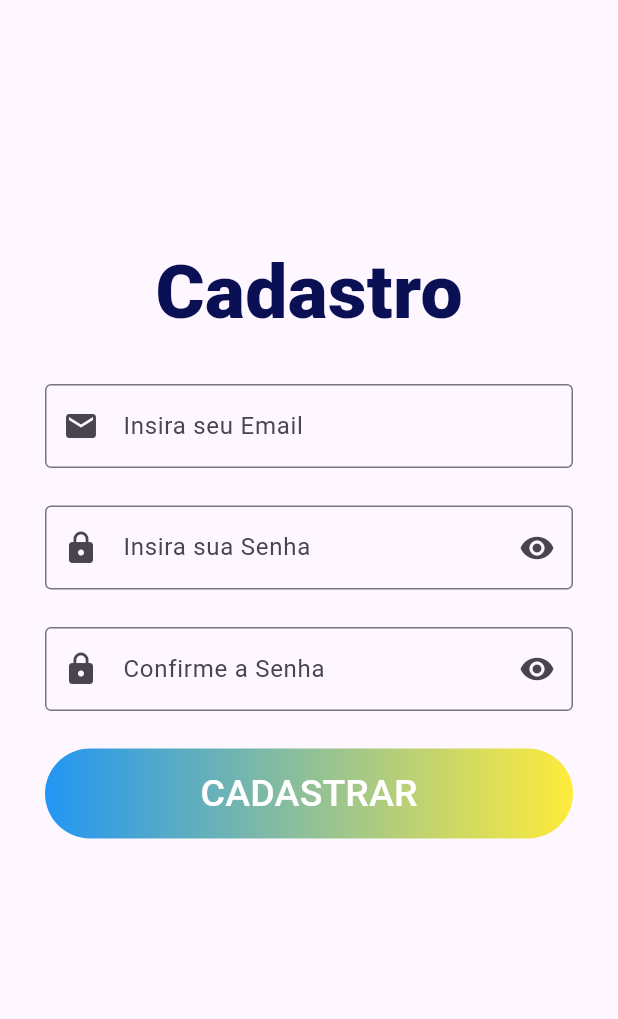
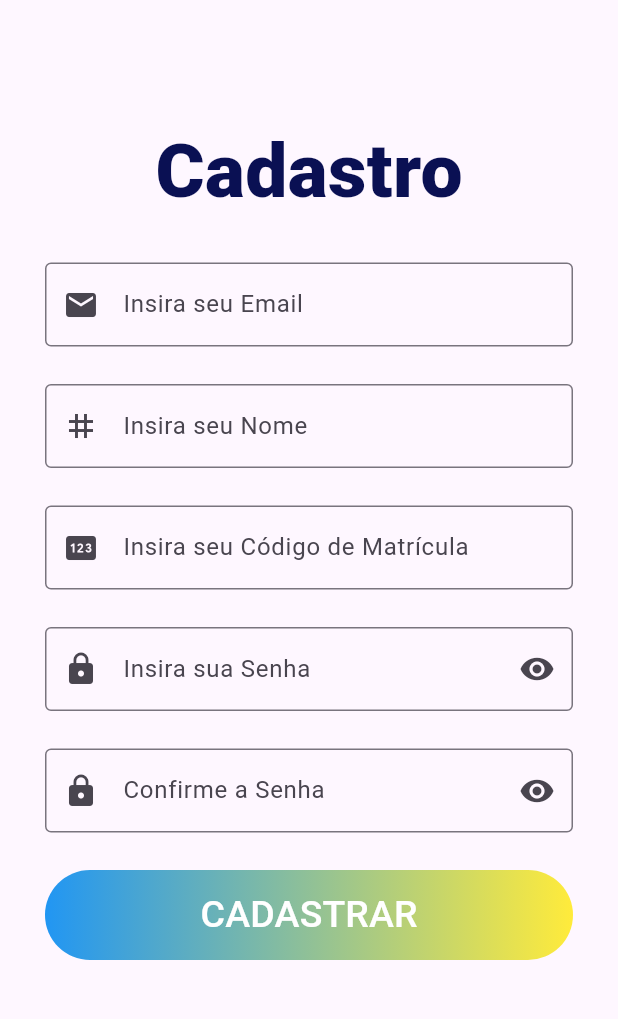
Before and after one commit to Vinigo132/Mobile2_App_Odonto, a Flutter app: the CadastroScreen screen opened by its route, after a tap on "CADASTRAR", on a phone screen of 412 x 824 dp, the part 84-1103 px from its top. Run offline on Flutter 3.47's test engine with Material 3 defaults, Android fonts, the phone set to English and light mode, and no system bars; our stand-ins replace cloud_firestore, device_preview, firebase_auth, firebase_core; missing offline and left inert: dart:js; accounts and stored records are empty.

Commit message:
integração com firebase
login, cadastro, esqueceu senha, conexao com o banco

```diff
--- a/app_odonto/lib/View/cadastro.dart
+++ b/app_odonto/lib/View/cadastro.dart
@@ -1,4 +1,8 @@
+import 'package:app_odonto/view/util.dart';
 import 'package:flutter/material.dart';
+import 'package:flutter/services.dart';
+
+import '../Controller/login_cadastro_controller.dart';
 
 class CadastroScreen extends StatefulWidget {
   const CadastroScreen({super.key});
@@ -10,6 +14,12 @@ class CadastroScreen extends StatefulWidget {
 class  _CadastroScreenState extends State <CadastroScreen> {
   bool passwordVisible = false;
   bool passwordVisibleConfirm = false;
+
+  var txtEmail = TextEditingController();
+  var txtNome = TextEditingController();
+  var txtCodigo = TextEditingController();
+  var txtSenha = TextEditingController();
+  var txtConfirmSenha = TextEditingController();
 
    @override
     void initState(){
@@ -65,6 +75,7 @@ class  _CadastroScreenState extends State <CadastroScreen> {
                       height: 25,
                     ),
                     TextFormField(
+                      controller: txtEmail,
                       keyboardType: TextInputType.emailAddress,
                       decoration: const InputDecoration(
                         labelText: "Insira seu Email",
@@ -76,6 +87,38 @@ class  _CadastroScreenState extends State <CadastroScreen> {
                       height: 25,
                     ),
                     TextFormField(
+                      controller: txtNome,
+                      keyboardType: TextInputType.name,
+                      decoration: const InputDecoration(
+                        labelText: "Insira seu Nome",
+                        border: OutlineInputBorder(),
+                        prefixIcon: Icon(Icons.tag)
+                      ),
+                    ),
+                    const SizedBox(
+                      height: 25,
+                    ),
+                    TextFormField(
+                      controller: txtCodigo,
+                      keyboardType: TextInputType.number,
+                      decoration: const InputDecoration(
+                        labelText: "Insira seu Código de Matrícula",
+                        border: OutlineInputBorder(),
+                        prefixIcon: Icon(Icons.pin)
+                      ),
+                      inputFormatters: [FilteringTextInputFormatter.digitsOnly],
+                      validator: (value) {
+                        if (value == null || value.isEmpty) {
+                          return 'Por favor, insira um código';
+                        }
+                        return null;
+                      },
+                    ),
+                    const SizedBox(
+                      height: 25,
+                    ),
+                    TextFormField(
+                      controller: txtSenha,
                       keyboardType: TextInputType.visiblePassword,
                       obscureText: passwordVisible,
                       decoration: InputDecoration(
@@ -96,6 +139,7 @@ class  _CadastroScreenState extends State <CadastroScreen> {
                       height: 25,
                     ),
                     TextFormField(
+                      controller: txtConfirmSenha,
                       keyboardType: TextInputType.visiblePassword,
                       obscureText: passwordVisibleConfirm,
                       decoration: InputDecoration(
@@ -123,7 +167,19 @@ class  _CadastroScreenState extends State <CadastroScreen> {
                         gradient: const LinearGradient(colors: [Colors.blue, Colors.yellow])
                       ),
                       child: MaterialButton(
-                        onPressed: (){},
+                        onPressed: (){
+                          if( txtSenha.text == txtConfirmSenha.text ){
+                            LoginController().criarConta(
+                              context,
+                              txtEmail.text,
+                              txtNome.text,
+                              int.parse(txtCodigo.text),
+                              txtSenha.text
+                            );
+                          }
+                          else
+                            erro(context, 'As senhas não conferem, digite novamente!');
+                        },
                         child: const Text(
                           "CADASTRAR",
                           style: TextStyle(
--- a/app_odonto/lib/View/sobre.dart
+++ b/app_odonto/lib/View/sobre.dart
@@ -1,3 +1,6 @@
+import 'dart:js';
+
+import 'package:app_odonto/Controller/login_cadastro_controller.dart';
 import 'package:flutter/material.dart';
 import 'package:flutter/widgets.dart';
 
@@ -115,7 +118,7 @@ class _SobreScreenState extends State<SobreScreen> {
                         ),
                         child: MaterialButton(
                           onPressed: (){
-                            Navigator.pushNamedAndRemoveUntil(context, 'Login', (route) => false);
+                            LoginController().logout(context);
                           },
                           child: const Text(
                             "Sair",
--- a/app_odonto/pubspec.yaml
+++ b/app_odonto/pubspec.yaml
@@ -7,7 +7,10 @@ environment:
   sdk: '>=3.3.3 <4.0.0'
 
 dependencies:
+  cloud_firestore: ^5.0.1
   device_preview: ^1.1.0
+  firebase_auth: ^5.1.0
+  firebase_core: ^3.1.0
   flutter:
     sdk: flutter
 
```
Also changed, not shown: app_odonto/lib/Controller/login_cadastro_controller.dart (added, +94 -0 lines), app_odonto/lib/View/esqueceu_senha.dart (+20 -3 lines), app_odonto/lib/View/login.dart (+7 -1 lines), app_odonto/lib/View/util.dart (added, +33 -0 lines), app_odonto/lib/main.dart (+7 -1 lines), app_odonto/firebase.json (added), app_odonto/lib/firebase_options.dart (added), 3 other files.
